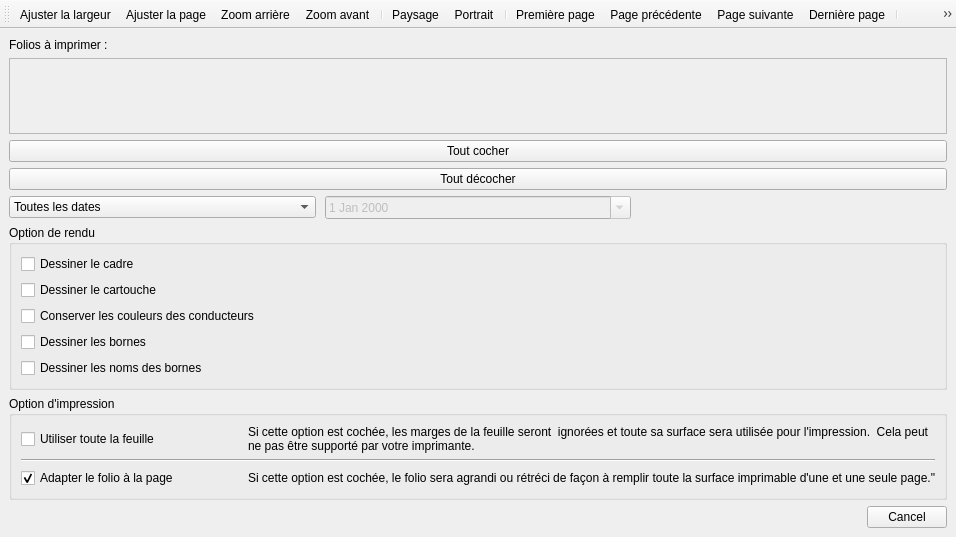
First picture: the form in sources/print/projectprintwindow.ui, repository qelectrotech/qelectrotech-source-mirror, before the edit.
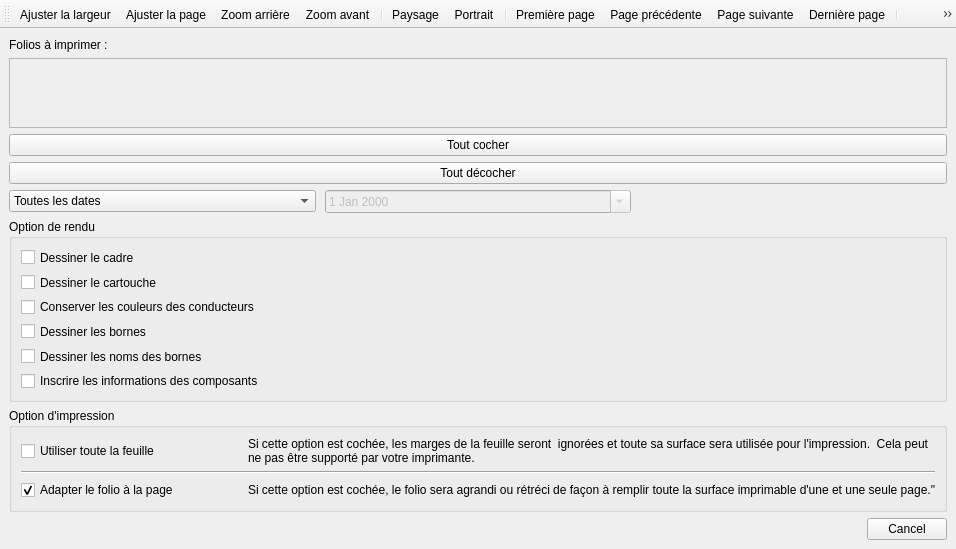
Second picture: the form after the edit. Icons and pictures are not drawn.

Commit message: Export component info as invisible PDF text annotations

What changed in the file:
```diff
--- a/sources/print/projectprintwindow.ui
+++ b/sources/print/projectprintwindow.ui
@@ -193,6 +193,16 @@
           </property>
          </widget>
        </item>
+        <item>
+          <widget class="QCheckBox" name="m_component_info_cb">
+           <property name="text">
+            <string>Inscrire les informations des composants</string>
+           </property>
+           <property name="checked">
+            <bool>false</bool>
+           </property>
+          </widget>
+        </item>
       </layout>
      </widget>
     </item>
```
Lines whose indentation alone changed are shown as unchanged. The commit also changes 4 other files.
